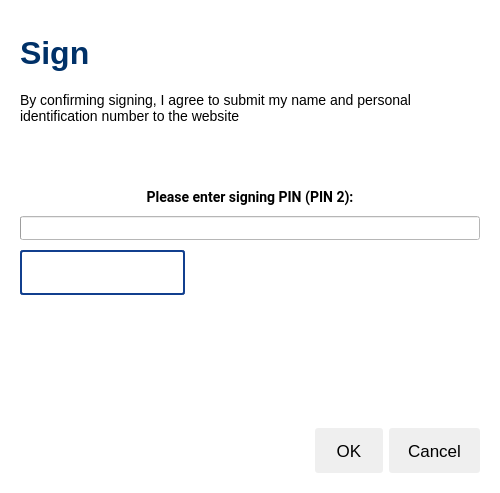
Before: the Qt Designer form src/ui/dialog.ui in web-eid/web-eid-app, drawn with Qt 5.
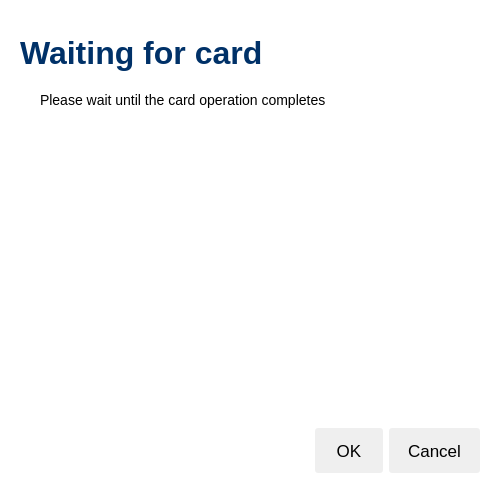
After: the same form once the commit is applied. The open tabs and pages were chosen to show the change. Icons and pictures are not drawn. Custom widgets are drawn as their Qt base class.

```diff
--- a/src/ui/dialog.ui
+++ b/src/ui/dialog.ui
@@ -42,7 +42,7 @@
 QPushButton::hover, QPushButton::focus {
 background-color: #DEDEDE;
 }
-#waitingPageTitleLabel, #selectCardPageTitleLabel, #selectCertificatePageTitleLabel, #authenticatePageTitleLabel, #signPageTitleLabel {
+#waitingPageTitleLabel, #selectCardPageTitleLabel, #selectCertificatePageTitleLabel, #pinInputPageTitleLabel {
 color: #003168;
 font-size: 32px;
 font-weight: bold;
@@ -53,13 +53,6 @@
 padding: 10px;
 color: #F04E23;
 }
-#selectCertificateInfoLabel, #authenticateCertificateInfoLabel, #signCertificateInfoLabel {
-border: 1px solid rgba(0,49,104,0.1);
-border-radius: 35px;
-min-height: 70px;
-padding: 0px 20px 0px 28px;
-}
-
 QListWidget {
 border: 0;
 }
@@ -79,12 +72,7 @@
 margin-bottom: 6px;
 padding: 6px;
 }
-
-#selectCertificateInfoLabel {
-background-color: #F5F5F5;
-border: 2px solid #113F8E;
-}
-#authenticationPinInput, #signingPinInput {
+#pinInput {
 border: 2px solid #113F8E;
 border-radius: 3px;
 min-width: 161px;
@@ -94,10 +82,10 @@
 font-size: 20px;
 font-weight: bold;
 }
-#authenticationPinErrorLabel, #signingPinErrorLabel {
+#pinErrorLabel {
 color: #F04E23;
 }
-#selectCertificateOriginLabel, #authenticateOriginLabel, #signOriginLabel {
+#selectCertificateOriginLabel, #pinInputOriginLabel {
 color: #003168;
 font-weight: bold;
 }</string>
@@ -501,159 +489,6 @@
        </item>
       </layout>
      </widget>
-     <widget class="QWidget" name="signPage">
-      <layout class="QVBoxLayout" name="signPageLayout">
-       <property name="spacing">
-        <number>20</number>
-       </property>
-       <property name="leftMargin">
-        <number>0</number>
-       </property>
-       <property name="topMargin">
-        <number>0</number>
-       </property>
-       <property name="rightMargin">
-        <number>0</number>
-       </property>
-       <property name="bottomMargin">
-        <number>0</number>
-       </property>
-       <item>
-        <widget class="QLabel" name="signPageTitleLabel">
-         <property name="focusPolicy">
-          <enum>Qt::TabFocus</enum>
-         </property>
-         <property name="text">
-          <string>Sign</string>
-         </property>
-        </widget>
-       </item>
-       <item>
-        <layout class="QGridLayout" name="signLabelLayout" columnstretch="0,1">
-         <property name="horizontalSpacing">
-          <number>10</number>
-         </property>
-         <property name="verticalSpacing">
-          <number>9</number>
-         </property>
-         <item row="1" column="0">
-          <widget class="QLabel" name="signOriginLabelIcon">
-           <property name="pixmap">
-            <pixmap resource="web-eid-resources.qrc">:/images/origin.svg</pixmap>
-           </property>
-          </widget>
-         </item>
-         <item row="1" column="1">
-          <widget class="QLabel" name="signOriginLabel">
-           <property name="focusPolicy">
-            <enum>Qt::TabFocus</enum>
-           </property>
-          </widget>
-         </item>
-         <item row="0" column="0" colspan="2">
-          <widget class="QLabel" name="signDescriptionLabel">
-           <property name="focusPolicy">
-            <enum>Qt::TabFocus</enum>
-           </property>
-           <property name="text">
-            <string>By confirming signing, I agree to submit my name and personal identification number to the website</string>
-           </property>
-           <property name="wordWrap">
-            <bool>true</bool>
-           </property>
-          </widget>
-         </item>
-        </layout>
-       </item>
-       <item>
-        <widget class="CertificateListWidget" name="signingCertificateInfo" native="true"/>
-       </item>
-       <item>
-        <layout class="QVBoxLayout" name="signingPinLayout">
-         <property name="spacing">
-          <number>10</number>
-         </property>
-         <item>
-          <widget class="QLabel" name="signingPinTitleLabel">
-           <property name="font">
-            <font>
-             <family>Roboto</family>
-             <pointsize>-1</pointsize>
-             <weight>75</weight>
-             <bold>true</bold>
-            </font>
-           </property>
-           <property name="text">
-            <string>Please enter signing PIN (PIN 2):</string>
-           </property>
-           <property name="alignment">
-            <set>Qt::AlignCenter</set>
-           </property>
-           <property name="buddy">
-            <cstring>signingPinInput</cstring>
-           </property>
-          </widget>
-         </item>
-         <item>
-          <widget class="QProgressBar" name="signingPinEntryTimeoutProgressBar">
-           <property name="textVisible">
-            <bool>false</bool>
-           </property>
-          </widget>
-         </item>
-         <item>
-          <widget class="QLineEdit" name="signingPinInput">
-           <property name="maxLength">
-            <number>12</number>
-           </property>
-           <property name="echoMode">
-            <enum>QLineEdit::Password</enum>
-           </property>
-          </widget>
-         </item>
-         <item>
-          <spacer name="signingPinInputHelperSpacer">
-           <property name="orientation">
-            <enum>Qt::Vertical</enum>
-           </property>
-           <property name="sizeType">
-            <enum>QSizePolicy::Fixed</enum>
-           </property>
-           <property name="sizeHint" stdset="0">
-            <size>
-             <width>20</width>
-             <height>20</height>
-            </size>
-           </property>
-          </spacer>
-         </item>
-         <item>
-          <widget class="QLabel" name="signingPinErrorLabel">
-           <property name="focusPolicy">
-            <enum>Qt::TabFocus</enum>
-           </property>
-           <property name="alignment">
-            <set>Qt::AlignCenter</set>
-           </property>
-          </widget>
-         </item>
-        </layout>
-       </item>
-       <item>
-        <spacer name="signPageSpacer">
-         <property name="orientation">
-          <enum>Qt::Vertical</enum>
-         </property>
-         <property name="sizeHint" stdset="0">
-          <size>
-           <width>20</width>
-           <height>20</height>
-          </size>
-         </property>
-        </spacer>
-       </item>
-      </layout>
-     </widget>
     </widget>
    </item>
    <item>
```
Left out of the diff: 30 changed lines with no effect on the pictures.
